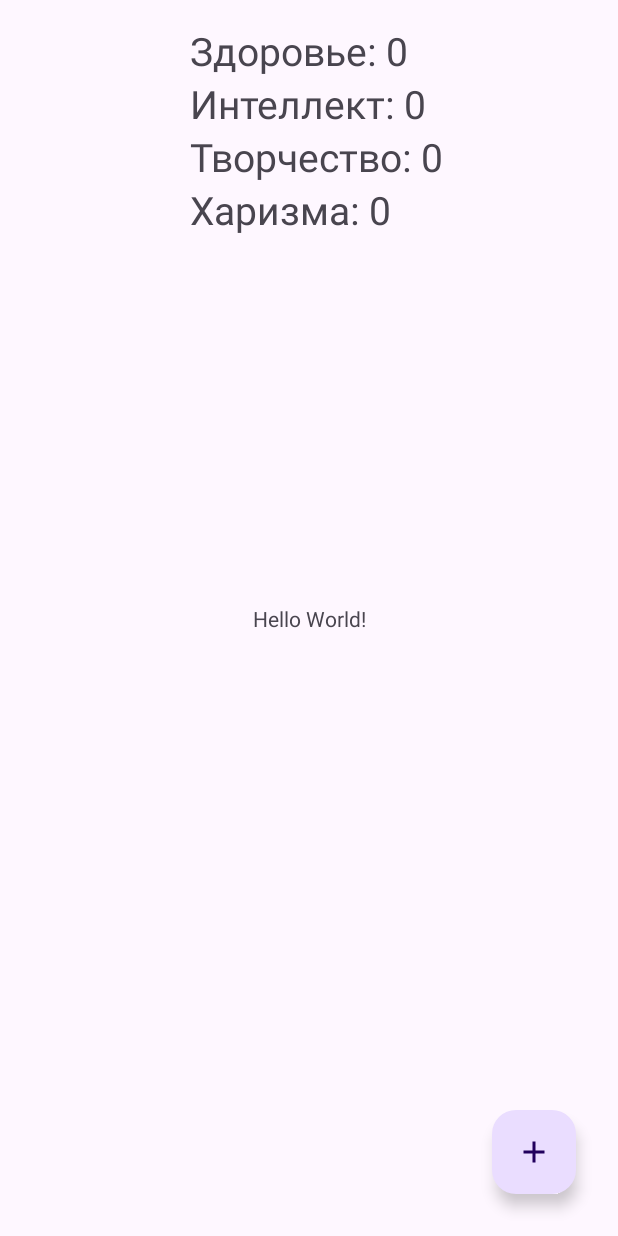
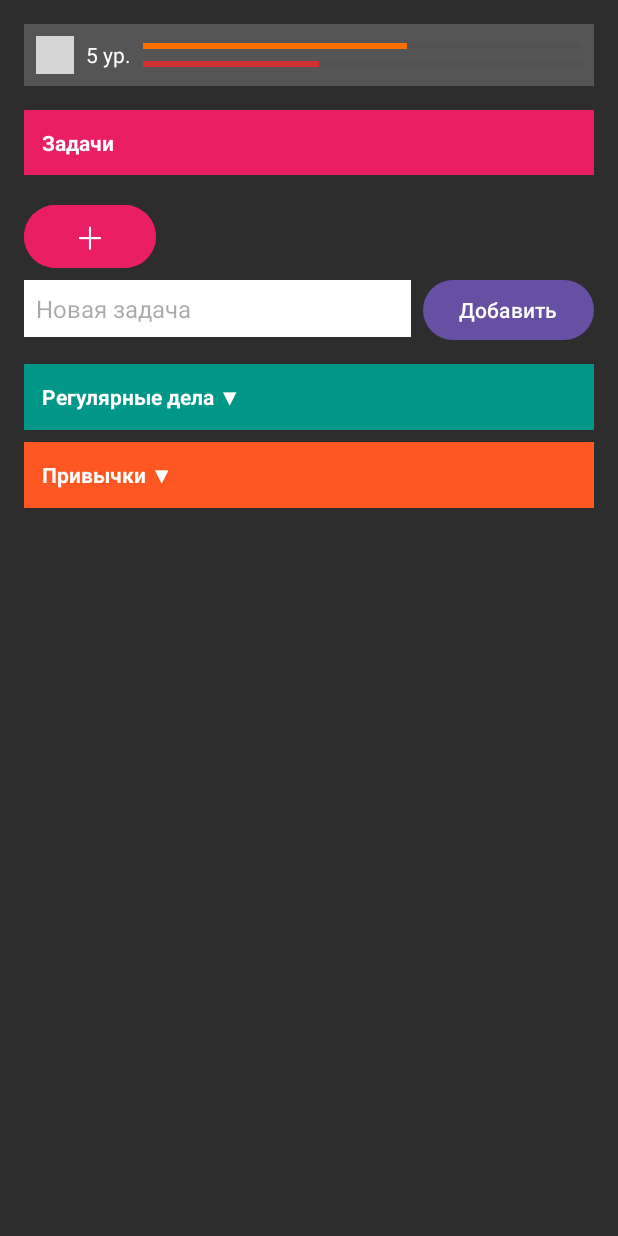
Before and after one commit to alphbta/Habit-Forge-app, an Android app: the layout activity_main.xml on its own in the app's theme, with its tools: preview values and no code run, on a phone screen of 412 x 824 dp. Run offline under Robolectric (Android 15) with nearby library versions, the light colour scheme and no system bars; grey boxes are pictures that could not be loaded.

Commit message:
Вопрос что я сделал? хм Ну я попытался сделать главный экран с задачами и вроде бы сделал но там кривенько чучуть, и сделал еще один экран где можно добавлять задачи но его попозже поправлю

```diff
--- a/app/src/main/AndroidManifest.xml
+++ b/app/src/main/AndroidManifest.xml
@@ -1,6 +1,6 @@
 <?xml version="1.0" encoding="utf-8"?>
 <manifest xmlns:android="http://schemas.android.com/apk/res/android"
-    xmlns:tools="http://schemas.android.com/tools" >
+    xmlns:tools="http://schemas.android.com/tools">
 
     <application
         android:allowBackup="true"
@@ -11,10 +11,13 @@
         android:roundIcon="@mipmap/ic_launcher_round"
         android:supportsRtl="true"
         android:theme="@style/Theme.HabitForge"
-        tools:targetApi="31" >
+        tools:targetApi="31">
+        <activity
+            android:name=".AddTaskActivity"
+            android:exported="false" />
         <activity
             android:name=".MainActivity"
-            android:exported="true" >
+            android:exported="true">
             <intent-filter>
                 <action android:name="android.intent.action.MAIN" />
 
--- a/app/src/main/java/com/alphbta/habitforge/MainActivity.kt
+++ b/app/src/main/java/com/alphbta/habitforge/MainActivity.kt
@@ -1,18 +1,74 @@
 package com.alphbta.habitforge
 
 import android.os.Bundle
+import android.view.View
+import android.widget.LinearLayout
 import android.widget.TextView
+import androidx.appcompat.app.AppCompatActivity
+import androidx.recyclerview.widget.LinearLayoutManager
+import androidx.recyclerview.widget.RecyclerView
+import android.widget.Button
+import android.widget.EditText
+import android.content.Intent
+import androidx.activity.result.contract.ActivityResultContracts
 import android.widget.Toast
-import androidx.appcompat.app.AppCompatActivity
 import com.google.android.material.floatingactionbutton.FloatingActionButton
 
+
 class MainActivity : AppCompatActivity() {
+    private val addTaskLauncher = registerForActivityResult(ActivityResultContracts.StartActivityForResult()) { result ->
+        if (result.resultCode == RESULT_OK) {
+            val newTask = result.data?.getStringExtra("new_task")
+            if (!newTask.isNullOrEmpty()) {
+                taskList.add(newTask)
+                taskAdapter.notifyItemInserted(taskList.size - 1)
+            }
+        }
+    }
     private lateinit var humanHealthText: TextView
     private lateinit var intelligenceText: TextView
     private lateinit var creativityText: TextView
     private lateinit var charismaText: TextView
+    private var isTasksExpanded = false
+    private lateinit var tasksRecyclerView: RecyclerView
+    private lateinit var taskAdapter: TaskAdapter
+    private val taskList = mutableListOf("Прочитать книгу", "Сделать зарядку")
 
     override fun onCreate(savedInstanceState: Bundle?) {
+        super.onCreate(savedInstanceState)
+        setContentView(R.layout.activity_main)
+
+        val tasksHeader = findViewById<TextView>(R.id.tasksHeader)
+        val tasksContent = findViewById<LinearLayout>(R.id.tasksContent)
+        tasksRecyclerView = findViewById(R.id.tasksRecyclerView)
+
+        // RecyclerView setup
+        taskAdapter = TaskAdapter(taskList)
+        tasksRecyclerView.layoutManager = LinearLayoutManager(this)
+        tasksRecyclerView.adapter = taskAdapter
+
+        tasksHeader.setOnClickListener {
+            isTasksExpanded = !isTasksExpanded
+            tasksContent.visibility = if (isTasksExpanded) View.VISIBLE else View.GONE
+            tasksHeader.text = if (isTasksExpanded) "Задачи ▲" else "Задачи ▼"
+        }
+        val inputTask = findViewById<EditText>(R.id.inputTask)
+        val addTaskButton = findViewById<Button>(R.id.addTaskButton)
+
+        addTaskButton.setOnClickListener {
+            val newTask = inputTask.text.toString().trim()
+            if (newTask.isNotEmpty()) {
+                taskList.add(newTask)
+                taskAdapter.notifyItemInserted(taskList.size - 1)
+                inputTask.text.clear()
+                tasksRecyclerView.scrollToPosition(taskList.size - 1)
+            }
+        }
+        val addNewTaskButton = findViewById<Button>(R.id.addNewTaskButton)
+        addNewTaskButton.setOnClickListener {
+            val intent = Intent(this, AddTaskActivity::class.java)
+            addTaskLauncher.launch(intent)
+        }
         super.onCreate(savedInstanceState)
         setContentView(R.layout.activity_main)
 
@@ -38,8 +94,8 @@ class MainActivity : AppCompatActivity() {
             }
             updateAllTexts()
         }
+
     }
-
     private fun updateAllTexts() {
         val stats = StatsManager.getAllStats(this)
         humanHealthText.text = "Здоровье: ${stats["human_health"]}"
--- a/app/src/main/res/layout/activity_main.xml
+++ b/app/src/main/res/layout/activity_main.xml
@@ -1,79 +1,134 @@
-<?xml version="1.0" encoding="utf-8"?>
-<androidx.constraintlayout.widget.ConstraintLayout
-    xmlns:android="http://schemas.android.com/apk/res/android"
-    xmlns:tools="http://schemas.android.com/tools"
-    xmlns:app="http://schemas.android.com/apk/res-auto"
-    android:id="@+id/main"
+<LinearLayout xmlns:android="http://schemas.android.com/apk/res/android"
+    android:orientation="vertical"
+    android:background="#2D2D2D"
     android:layout_width="match_parent"
     android:layout_height="match_parent"
-    tools:context=".MainActivity">
+    android:padding="16dp">
+    <LinearLayout
+        android:orientation="horizontal"
+        android:layout_width="match_parent"
+        android:layout_height="wrap_content"
+        android:background="#555555"
+        android:padding="8dp"
+        android:gravity="center_vertical"
+        android:layout_marginBottom="16dp">
+
+
+        <ImageView
+            android:layout_width="25dp"
+            android:layout_height="25dp"
+            android:layout_marginEnd="8dp"
+            android:src= "@drawable/icon_menu"/>
+
+
+        <TextView
+            android:text="5 ур."
+            android:textColor="#FFFFFF"
+            android:textSize="14sp"
+            android:layout_marginEnd="8dp"
+            android:layout_width="wrap_content"
+            android:layout_height="wrap_content" />
+
+        <LinearLayout
+            android:layout_width="match_parent"
+            android:layout_height="wrap_content"
+            android:orientation="vertical">
+
+            <ProgressBar
+                style="?android:attr/progressBarStyleHorizontal"
+                android:layout_width="match_parent"
+                android:layout_height="8dp"
+                android:progress="60"
+                android:max="100"
+                android:progressTint="#FF6F00"
+                android:layout_marginBottom="4dp" />
+
+            <ProgressBar
+                style="?android:attr/progressBarStyleHorizontal"
+                android:layout_width="match_parent"
+                android:layout_height="8dp"
+                android:max="100"
+                android:progress="40"
+                android:progressTint="#D32F2F" />
+        </LinearLayout>
+    </LinearLayout>
     <TextView
-      android:layout_width="wrap_content"
-      android:layout_height="wrap_content"
-      android:text="Hello World!"
-      app:layout_constraintBottom_toBottomOf="parent"
-      app:layout_constraintStart_toStartOf="parent"
-      app:layout_constraintEnd_toEndOf="parent"
-      app:layout_constraintTop_toTopOf="parent" />
-
-    <com.google.android.material.floatingactionbutton.FloatingActionButton
-        android:id="@+id/tempButton"
+        android:id="@+id/tasksHeader"
+        android:layout_width="match_parent"
+        android:layout_height="wrap_content"
+        android:layout_marginBottom="8dp"
+        android:background="#E91E63"
+        android:padding="12dp"
+        android:text="Задачи"
+        android:textColor="#FFFFFF"
+        android:textStyle="bold" />
+    <Button
+        android:id="@+id/addNewTaskButton"
+        android:text="＋"
+        android:textSize="20sp"
         android:layout_width="wrap_content"
         android:layout_height="wrap_content"
-        android:layout_marginEnd="28dp"
-        android:layout_marginBottom="28dp"
-        android:clickable="true"
-        android:focusable="true"
-        app:layout_constraintBottom_toBottomOf="parent"
-        app:layout_constraintEnd_toEndOf="parent"
-        app:srcCompat="@drawable/ic_add" />
+        android:layout_marginTop="8dp"
+        android:backgroundTint="#E91E63"
+        android:textColor="#FFFFFF"/>
+    <LinearLayout
+        android:id="@+id/tasksContent"
+        android:orientation="vertical"
+        android:visibility="gone"
+        android:layout_width="match_parent"
+        android:layout_height="wrap_content"
+        android:background="#F48FB1"
+        android:padding="12dp"
+        android:layout_marginBottom="16dp">
 
+        <androidx.recyclerview.widget.RecyclerView
+            android:id="@+id/tasksRecyclerView"
+            android:layout_width="match_parent"
+            android:layout_height="wrap_content" />
+    </LinearLayout>
     <LinearLayout
-        android:layout_width="wrap_content"
+        android:orientation="horizontal"
+        android:layout_width="match_parent"
         android:layout_height="wrap_content"
-        android:orientation="vertical"
-        tools:layout_editor_absoluteX="1dp"
-        tools:layout_editor_absoluteY="1dp"
-        app:layout_constraintTop_toTopOf="parent"
-        app:layout_constraintStart_toStartOf="parent"
-        app:layout_constraintEnd_toEndOf="parent"
-        android:layout_marginTop="16dp">
+        android:layout_marginBottom="12dp">
 
-        <TextView
-            android:id="@+id/humanHealth"
+        <EditText
+            android:id="@+id/inputTask"
+            android:layout_weight="1"
+            android:layout_width="0dp"
+            android:layout_height="wrap_content"
+            android:hint="Новая задача"
+            android:background="#FFFFFF"
+            android:padding="8dp"
+            android:textColor="#000000"
+            android:textSize="16sp" />
+
+        <Button
+            android:id="@+id/addTaskButton"
+            android:text="Добавить"
             android:layout_width="wrap_content"
             android:layout_height="wrap_content"
-            android:layout_weight="1"
-            android:text="Здоровье: 0"
-            android:textSize="26sp"
-            android:layout_marginStart="10dp"/>
+            android:layout_marginStart="8dp" />
+    </LinearLayout>
+    <TextView
+        android:id="@+id/routinesHeader"
+        android:layout_width="match_parent"
+        android:layout_height="wrap_content"
+        android:layout_marginBottom="8dp"
+        android:background="#009688"
+        android:padding="12dp"
+        android:text="Регулярные дела ▼"
+        android:textColor="#FFFFFF"
+        android:textStyle="bold" />
 
-        <TextView
-            android:id="@+id/intelligence"
-            android:layout_width="wrap_content"
-            android:layout_height="wrap_content"
-            android:layout_weight="1"
-            android:layout_marginStart="10dp"
-            android:text="Интеллект: 0"
-            android:textSize="26sp"/>
-
-        <TextView
-            android:id="@+id/creativity"
-            android:layout_width="wrap_content"
-            android:layout_height="wrap_content"
-            android:layout_weight="1"
-            android:layout_marginStart="10dp"
-            android:text="Творчество: 0"
-            android:textSize="26sp"/>
-
-        <TextView
-            android:id="@+id/charisma"
-            android:layout_width="wrap_content"
-            android:layout_height="wrap_content"
-            android:layout_weight="1"
-            android:layout_marginStart="10dp"
-            android:text="Харизма: 0"
-            android:textSize="26sp"/>
-    </LinearLayout>
-
-</androidx.constraintlayout.widget.ConstraintLayout>
+    <TextView
+        android:id="@+id/habitsHeader"
+        android:layout_width="match_parent"
+        android:layout_height="wrap_content"
+        android:layout_marginBottom="8dp"
+        android:background="#FF5722"
+        android:padding="12dp"
+        android:text="Привычки ▼"
+        android:textColor="#FFFFFF"
+        android:textStyle="bold" />
+</LinearLayout>
```
